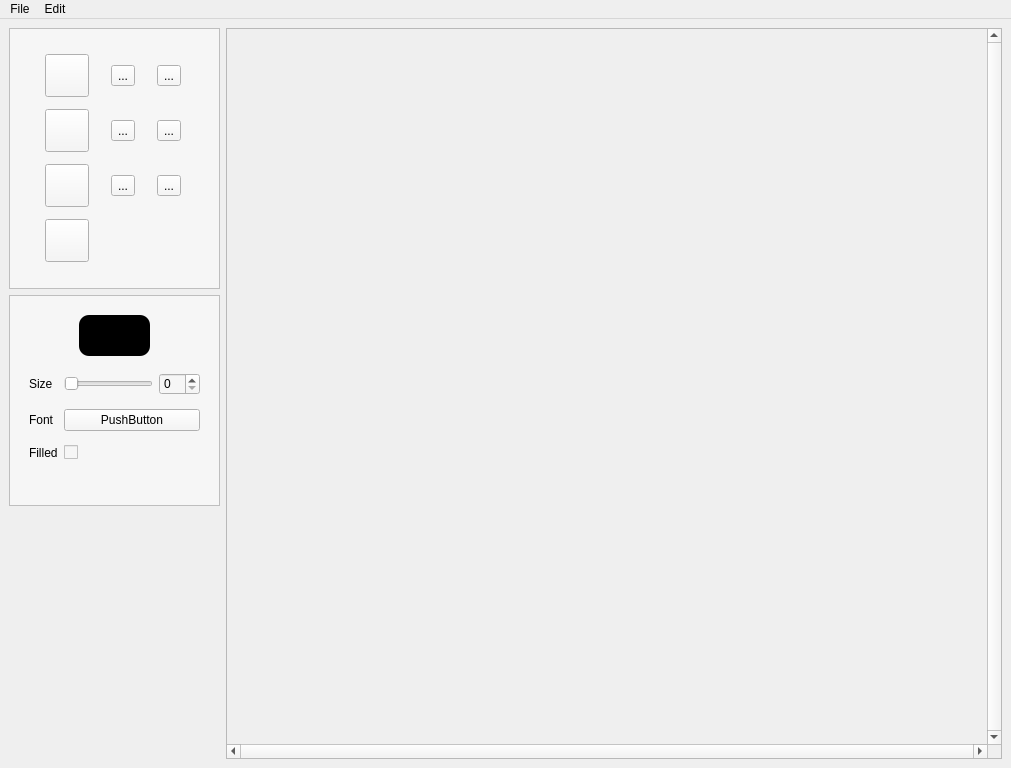
Qt form gui.ui (grytsiuko/Painter) before a commit.
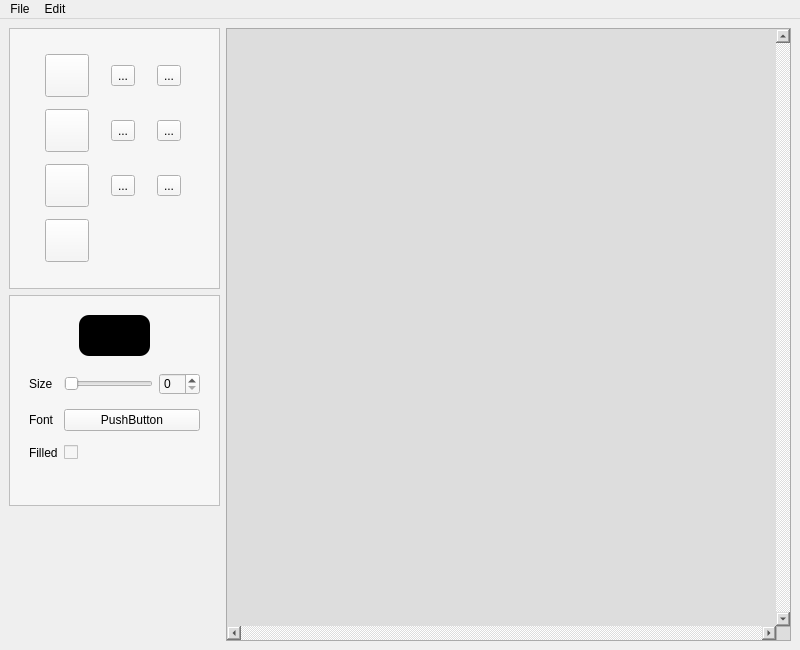
The same form after that commit. Icons and pictures are not drawn.

```diff
--- a/gui.ui
+++ b/gui.ui
@@ -9,8 +9,8 @@
    <rect>
     <x>0</x>
     <y>0</y>
-    <width>1011</width>
-    <height>768</height>
+    <width>800</width>
+    <height>650</height>
    </rect>
   </property>
   <property name="minimumSize">
@@ -426,12 +426,9 @@
      </layout>
     </item>
     <item>
-     <widget class="QScrollArea" name="scrollArea">
-      <property name="sizePolicy">
-       <sizepolicy hsizetype="Expanding" vsizetype="Expanding">
-        <horstretch>0</horstretch>
-        <verstretch>0</verstretch>
-       </sizepolicy>
+     <widget class="QGraphicsView" name="graphicsView">
+      <property name="styleSheet">
+       <string notr="true">background-color: #ddd;</string>
       </property>
       <property name="verticalScrollBarPolicy">
        <enum>Qt::ScrollBarAlwaysOn</enum>
@@ -439,22 +436,6 @@
       <property name="horizontalScrollBarPolicy">
        <enum>Qt::ScrollBarAlwaysOn</enum>
       </property>
-      <property name="sizeAdjustPolicy">
-       <enum>QAbstractScrollArea::AdjustToContents</enum>
-      </property>
-      <property name="widgetResizable">
-       <bool>true</bool>
-      </property>
-      <widget class="QWidget" name="scrollAreaWidgetContents_6">
-       <property name="geometry">
-        <rect>
-         <x>0</x>
-         <y>0</y>
-         <width>758</width>
-         <height>712</height>
-        </rect>
-       </property>
-      </widget>
      </widget>
     </item>
    </layout>
@@ -464,7 +445,7 @@
     <rect>
      <x>0</x>
      <y>0</y>
-     <width>1011</width>
+     <width>800</width>
      <height>22</height>
     </rect>
    </property>
```
